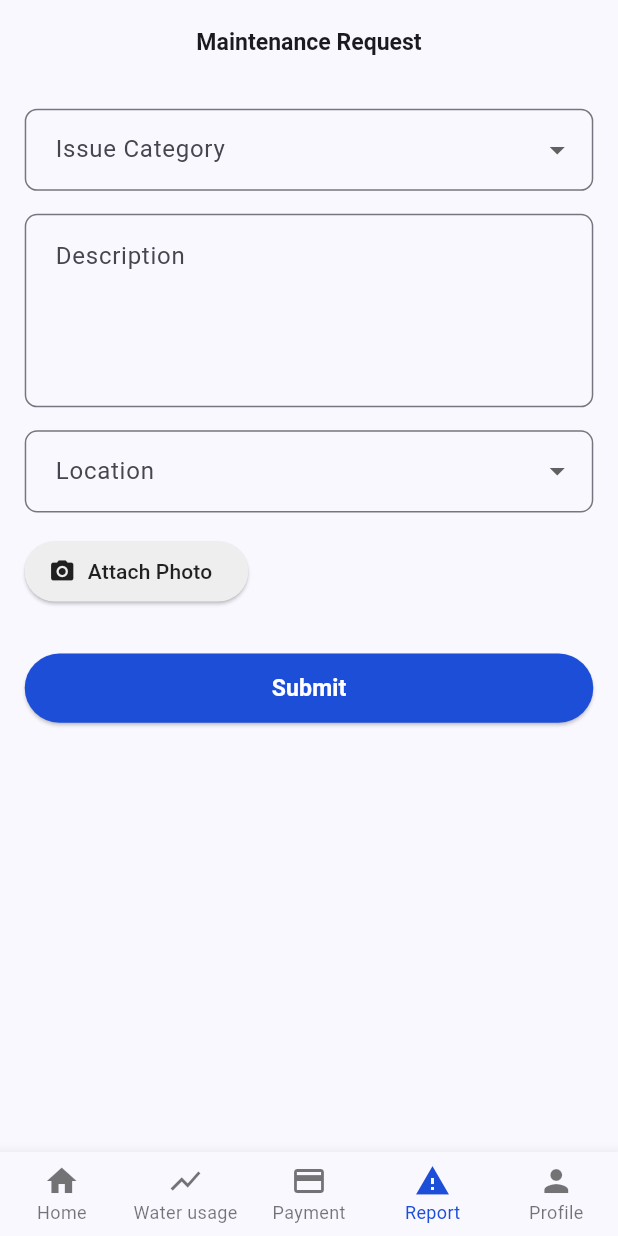
After one commit to fiftheenyen/bawasa, a Flutter app: the ReportScreen screen opened by its route, on a phone screen of 412 x 824 dp. The commit adds this screen. Run offline on Flutter 3.47's test engine with Material 3 defaults, Android fonts, the phone set to English and light mode, and no system bars; our stand-ins replace go_router.

Commit message:
added the profile and report page

```diff
--- /dev/null
+++ b/consummer_app/lib/core/config/bottom_nav_items.dart
@@ -0,0 +1,25 @@
+import 'package:flutter/material.dart';
+import 'package:consummer_app/core/routes/app_routes.dart';
+
+class NavItem {
+  final IconData icon;
+  final String label;
+  final String route;
+  const NavItem({required this.icon, required this.label, required this.route});
+}
+
+const List<NavItem> bottomNavItems = [
+  NavItem(
+    icon: Icons.dashboard,
+    label: 'Dashboard',
+    route: AppRoutes.dashboard,
+  ),
+  NavItem(
+    icon: Icons.water_drop,
+    label: 'Water usage',
+    route: AppRoutes.waterUsage,
+  ),
+  NavItem(icon: Icons.payment, label: 'Payment', route: AppRoutes.payment),
+  NavItem(icon: Icons.report_problem, label: 'Report', route: AppRoutes.report),
+  NavItem(icon: Icons.person, label: 'Profile', route: AppRoutes.profile),
+];
--- a/consummer_app/lib/core/routes/app_routes.dart
+++ b/consummer_app/lib/core/routes/app_routes.dart
@@ -1,7 +1,10 @@
-// lib/core/routes/app_routes.dart
 class AppRoutes {
-  static const welcome = '/';
-  static const signIn = '/login';
-  static const dashboard = '/dashboard';
-  static const waterUsage = '/water-usage';
+  static const String welcome = '/welcome';
+  static const String signIn = '/sign-in';
+
+  static const String dashboard = '/dashboard';
+  static const String waterUsage = '/water-usage';
+  static const String payment = '/payment';
+  static const String report = '/report';
+  static const String profile = '/profile';
 }
--- a/consummer_app/lib/core/routes/router.dart
+++ b/consummer_app/lib/core/routes/router.dart
@@ -2,84 +2,55 @@
 import 'package:go_router/go_router.dart';
 import 'package:consummer_app/core/routes/app_routes.dart';
 
-// Auth
+// Screens
 import 'package:consummer_app/features/auth/welcome_screen.dart';
 import 'package:consummer_app/features/auth/signin_screen.dart';
-
-// Tabs
 import 'package:consummer_app/features/dashboard/presentation/dashboard_screen.dart';
+import 'package:consummer_app/features/payment/presentation/payments_screen.dart';
+import 'package:consummer_app/features/report/presentation/report_screen.dart';
+import 'package:consummer_app/features/profile/presentation/profile_screen.dart';
 import 'package:consummer_app/features/water_usage/presentation/water_usage_screen.dart';
 
-// Shared
-import 'package:consummer_app/core/widgets/custom_bottom_nav_bar.dart';
+// Layout
+import 'package:consummer_app/core/widgets/main_scaffold.dart';
 
-/// A no‑animation page wrapper for instant tab switching
-class NoTransitionPage<T> extends CustomTransitionPage<T> {
-  NoTransitionPage({required super.child})
-    : super(
-        transitionsBuilder: (context, animation, secondaryAnimation, child) {
-          return child; // No animation at all
-        },
-      );
-}
-
-final consumerRouter = GoRouter(
+final GoRouter consumerRouter = GoRouter(
   initialLocation: AppRoutes.welcome,
   routes: [
-    // Onboarding
+    // 🟢 Public (no nav bar)
     GoRoute(
       path: AppRoutes.welcome,
       builder: (context, state) => const WelcomeScreen(),
     ),
-
-    // Auth
     GoRoute(
       path: AppRoutes.signIn,
       builder: (context, state) => const SignInScreen(),
     ),
 
-    // ShellRoute for all bottom nav pages
+    // 🔒 Protected (with nav bar)
     ShellRoute(
-      builder: (context, state, child) {
-        final location = state.uri.toString();
-        int currentIndex;
-        if (location.startsWith(AppRoutes.dashboard)) {
-          currentIndex = 0;
-        } else if (location.startsWith(AppRoutes.waterUsage)) {
-          currentIndex = 1;
-        } else {
-          currentIndex = 0;
-        }
-
-        return Scaffold(
-          body: child,
-          bottomNavigationBar: CustomBottomNavBar(
-            currentIndex: currentIndex,
-            onTap: (index) {
-              switch (index) {
-                case 0:
-                  context.go(AppRoutes.dashboard);
-                  break;
-                case 1:
-                  context.go(AppRoutes.waterUsage);
-                  break;
-              }
-            },
-          ),
-        );
-      },
+      builder: (context, state, child) => MainScaffold(child: child),
       routes: [
         GoRoute(
           path: AppRoutes.dashboard,
-          pageBuilder: (context, state) =>
-              NoTransitionPage(child: const DashboardScreen()),
+          builder: (context, state) => const DashboardScreen(),
         ),
         GoRoute(
-          path: AppRoutes.waterUsage,
-          pageBuilder: (context, state) =>
-              NoTransitionPage(child: const WaterUsageScreen()),
+          path: '/water-usage',
+          builder: (context, state) => const WaterUsageScreen(),
         ),
-        // 📌 Add future Payment, Reports, Profile here...
+        GoRoute(
+          path: '/payment',
+          builder: (context, state) => const PaymentScreen(),
+        ),
+        GoRoute(
+          path: '/report',
+          builder: (context, state) => const ReportScreen(),
+        ),
+        GoRoute(
+          path: '/profile',
+          builder: (context, state) => const ProfileScreen(),
+        ),
       ],
     ),
   ],
--- /dev/null
+++ b/consummer_app/lib/core/widgets/main_scaffold.dart
@@ -0,0 +1,35 @@
+import 'package:flutter/material.dart';
+import 'package:go_router/go_router.dart';
+import 'package:consummer_app/core/config/bottom_nav_items.dart';
+import 'package:consummer_app/core/widgets/custom_bottom_nav_bar.dart';
+
+class MainScaffold extends StatelessWidget {
+  final Widget child;
+
+  const MainScaffold({super.key, required this.child});
+
+  int _indexFromLocation(String location) {
+    final idx = bottomNavItems.indexWhere(
+      (i) => location == i.route || location.startsWith('${i.route}/'),
+    );
+    return idx >= 0 ? idx : 0;
+  }
+
+  @override
+  Widget build(BuildContext context) {
+    // For go_router ^14+, prefer GoRouterState
+    final location = GoRouterState.of(context).uri.toString();
+    final currentIndex = _indexFromLocation(location);
+
+    return Scaffold(
+      body: child,
+      bottomNavigationBar: CustomBottomNavBar(
+        currentIndex: currentIndex,
+        onTap: (index) {
+          final route = bottomNavItems[index].route;
+          if (route != location) context.go(route);
+        },
+      ),
+    );
+  }
+}
--- a/consummer_app/lib/features/auth/welcome_screen.dart
+++ b/consummer_app/lib/features/auth/welcome_screen.dart
@@ -1,5 +1,6 @@
 import 'package:flutter/material.dart';
 import 'package:go_router/go_router.dart';
+import 'package:consummer_app/core/routes/app_routes.dart';
 
 class SizingConfig {
   static late double textMultiplier;
@@ -60,7 +61,7 @@
                   SizedBox(
                     width: double.infinity,
                     child: ElevatedButton(
-                      onPressed: () => context.go('/login'),
+                      onPressed: () => context.go(AppRoutes.signIn),
                       style: ElevatedButton.styleFrom(
                         backgroundColor: const Color(0xFF1D4ED8),
                         padding: EdgeInsets.symmetric(
--- /dev/null
+++ b/consummer_app/lib/features/report/presentation/report_screen.dart
@@ -0,0 +1,165 @@
+import 'package:flutter/material.dart';
+import 'package:consummer_app/core/utils/sizing_config.dart';
+import 'package:consummer_app/core/widgets/custom_app_bar.dart';
+
+class ReportScreen extends StatefulWidget {
+  const ReportScreen({super.key});
+
+  @override
+  State<ReportScreen> createState() => _ReportScreenState();
+}
+
+class _ReportScreenState extends State<ReportScreen> {
+  final _formKey = GlobalKey<FormState>();
+  final TextEditingController _descriptionController = TextEditingController();
+  String? _selectedCategory;
+  String? _selectedLocation;
+  // For future use: File? _photo;
+
+  final List<String> _categories = [
+    'Leak',
+    'No Water',
+    'Low Pressure',
+    'Other',
+  ];
+  final List<String> _locations = ['Zone 1', 'Zone 2', 'Zone 3', 'Other'];
+
+  @override
+  Widget build(BuildContext context) {
+    return LayoutBuilder(
+      builder: (context, constraints) {
+        SizingConfig.init(constraints);
+
+        return Scaffold(
+          appBar: const CustomAppBar(title: 'Maintenance Request'),
+          body: Padding(
+            padding: EdgeInsets.all(SizingConfig.widthMultiplier * 4),
+            child: Form(
+              key: _formKey,
+              child: SingleChildScrollView(
+                child: Column(
+                  crossAxisAlignment: CrossAxisAlignment.start,
+                  children: [
+                    _buildDropdown(
+                      label: 'Issue Category',
+                      value: _selectedCategory,
+                      items: _categories,
+                      onChanged: (val) =>
+                          setState(() => _selectedCategory = val),
+                    ),
+                    SizedBox(height: SizingConfig.heightMultiplier * 2),
+
+                    _buildTextArea(
+                      label: 'Description',
+                      controller: _descriptionController,
+                    ),
+                    SizedBox(height: SizingConfig.heightMultiplier * 2),
+
+                    _buildDropdown(
+                      label: 'Location',
+                      value: _selectedLocation,
+                      items: _locations,
+                      onChanged: (val) =>
+                          setState(() => _selectedLocation = val),
+                    ),
+                    SizedBox(height: SizingConfig.heightMultiplier * 2),
+
+                    // 📷 Future: photo picker button
+                    ElevatedButton.icon(
+                      icon: const Icon(Icons.camera_alt),
+                      label: const Text('Attach Photo'),
+                      onPressed: () {
+                        // TODO: integrate image picker
+                      },
+                      style: ElevatedButton.styleFrom(
+                        backgroundColor: Colors.grey[200],
+                        foregroundColor: Colors.black87,
+                      ),
+                    ),
+
+                    SizedBox(height: SizingConfig.heightMultiplier * 4),
+
+                    SizedBox(
+                      width: double.infinity,
+                      height: SizingConfig.heightMultiplier * 6,
+                      child: ElevatedButton(
+                        onPressed: _onSubmit,
+                        style: ElevatedButton.styleFrom(
+                          backgroundColor: const Color(0xFF1D4ED8),
+                        ),
+                        child: Text(
+                          'Submit',
+                          style: TextStyle(
+                            fontSize: SizingConfig.textMultiplier * 2,
+                            fontWeight: FontWeight.w600,
+                            color: Colors.white,
+                          ),
+                        ),
+                      ),
+                    ),
+                  ],
+                ),
+              ),
+            ),
+          ),
+        );
+      },
+    );
+  }
+
+  Widget _buildDropdown({
+    required String label,
+    required String? value,
+    required List<String> items,
+    required ValueChanged<String?> onChanged,
+  }) {
+    return DropdownButtonFormField<String>(
+      value: value,
+      decoration: InputDecoration(
+        labelText: label,
+        border: OutlineInputBorder(
+          borderRadius: BorderRadius.circular(SizingConfig.widthMultiplier * 2),
+        ),
+        contentPadding: EdgeInsets.symmetric(
+          horizontal: SizingConfig.widthMultiplier * 4,
+          vertical: SizingConfig.heightMultiplier * 2,
+        ),
+      ),
+      items: items
+          .map((e) => DropdownMenuItem(value: e, child: Text(e)))
+          .toList(),
+      onChanged: onChanged,
+      validator: (val) =>
+          val == null || val.isEmpty ? 'Please select $label' : null,
+    );
+  }
+
+  Widget _buildTextArea({
+    required String label,
+    required TextEditingController controller,
+  }) {
+    return TextFormField(
+      controller: controller,
+      maxLines: 4,
+      decoration: InputDecoration(
+        labelText: label,
+        alignLabelWithHint: true,
+        border: OutlineInputBorder(
+          borderRadius: BorderRadius.circular(SizingConfig.widthMultiplier * 2),
+        ),
+        contentPadding: EdgeInsets.all(SizingConfig.widthMultiplier * 4),
+      ),
+      validator: (val) =>
+          val == null || val.isEmpty ? 'Please enter $label' : null,
+    );
+  }
+
+  void _onSubmit() {
+    if (_formKey.currentState!.validate()) {
+      // TODO: API call / provider method
+      ScaffoldMessenger.of(context).showSnackBar(
+        const SnackBar(content: Text('Report submitted successfully')),
+      );
+    }
+  }
+}
```
Also changed, not shown: consummer_app/lib/features/dashboard/presentation/dashboard_screen.dart (+7 -23 lines), consummer_app/lib/features/payment/presentation/payments_screen.dart (added, +163 -0 lines), consummer_app/lib/features/profile/presentation/profile_screen.dart (added, +98 -0 lines), consummer_app/lib/features/water_usage/presentation/water_usage_screen.dart (+3 -23 lines).
